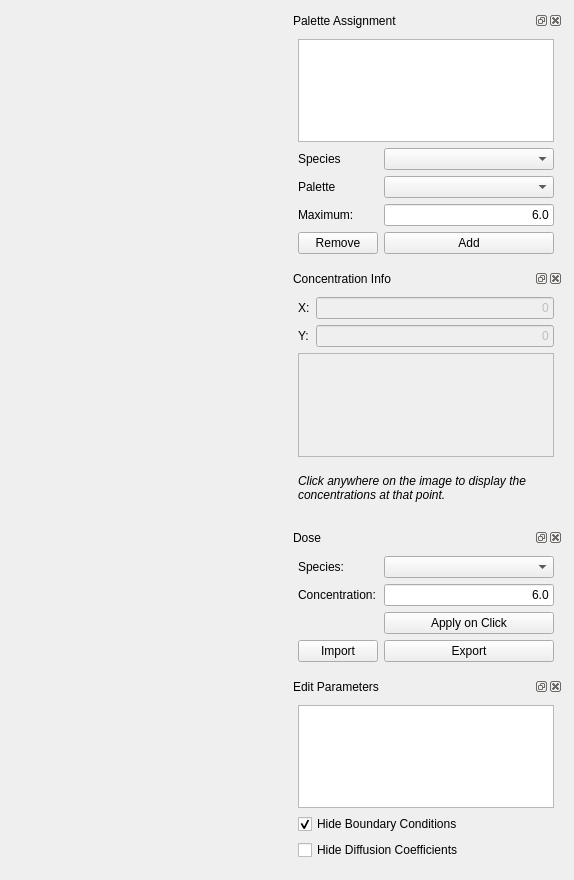
Qt form SpatialUI/spatialmainwidget.ui (fbergmann/spatial-sbml) before a commit.
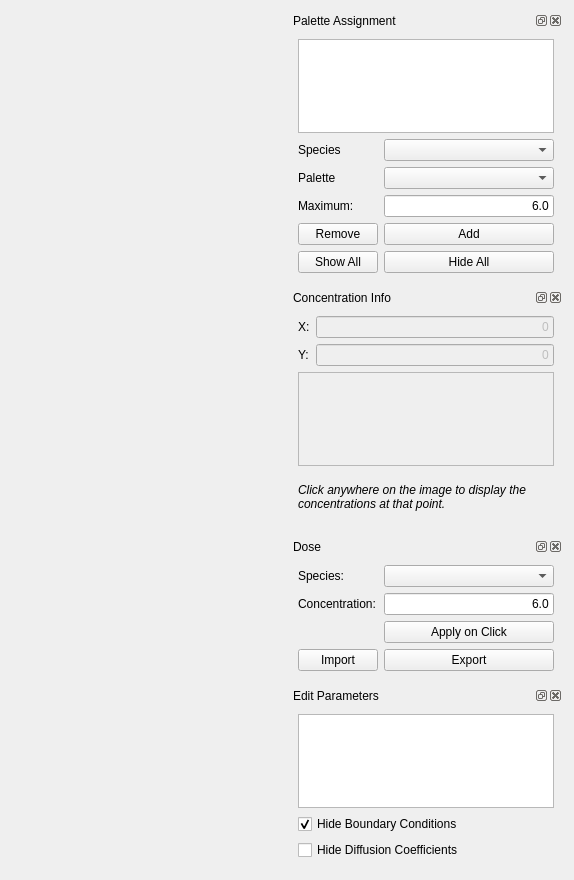
The same form after that commit. Custom widgets are drawn as their Qt base class.

Commit message: - show / hide all selected species easily

```diff
--- a/SpatialUI/spatialmainwidget.ui
+++ b/SpatialUI/spatialmainwidget.ui
@@ -41,7 +41,7 @@
        <item>
         <widget class="QDockWidget" name="dockAssignment">
          <property name="sizePolicy">
-          <sizepolicy hsizetype="MinimumExpanding" vsizetype="Preferred">
+          <sizepolicy hsizetype="MinimumExpanding" vsizetype="Expanding">
            <horstretch>0</horstretch>
            <verstretch>0</verstretch>
           </sizepolicy>
@@ -56,13 +56,19 @@
           <string>Palette Assignment</string>
          </property>
          <widget class="QWidget" name="dockWidgetContents">
-          <layout class="QFormLayout" name="formLayout">
+          <layout class="QVBoxLayout" name="assignVLayout">
+           <item>
+            <widget class="QListWidget" name="lstAssignments">
+             <property name="sortingEnabled">
+              <bool>true</bool>
+             </property>
+            </widget>
+           </item>
+           <item>
+            <layout class="QFormLayout" name="assignFormLayout">
            <property name="fieldGrowthPolicy">
             <enum>QFormLayout::AllNonFixedFieldsGrow</enum>
            </property>
-           <item row="0" column="0" colspan="2">
-            <widget class="QListWidget" name="lstAssignments"/>
-           </item>
            <item row="1" column="0">
             <widget class="QLabel" name="label">
              <property name="text">
@@ -114,6 +120,22 @@
              </property>
             </widget>
            </item>
+              <item row="5" column="0">
+                <widget class="QPushButton" name="cmdShowAll">
+                  <property name="text">
+                    <string>Show All</string>
+                  </property>
+                </widget>
+              </item>
+              <item row="5" column="1">
+                <widget class="QPushButton" name="cmdHideAll">
+                  <property name="text">
+                    <string>Hide All</string>
+                  </property>
+                </widget>
+              </item>
+            </layout>
+           </item>
           </layout>
          </widget>
         </widget>
@@ -246,7 +268,7 @@
        <item>
         <widget class="QDockWidget" name="dockDose">
          <property name="sizePolicy">
-          <sizepolicy hsizetype="MinimumExpanding" vsizetype="Preferred">
+          <sizepolicy hsizetype="Preferred" vsizetype="Preferred">
            <horstretch>0</horstretch>
            <verstretch>0</verstretch>
           </sizepolicy>
```
Left out of the diff: 11 changed lines with no effect on the pictures. Lines whose indentation alone changed are shown as unchanged. The commit also changes 3 other files.
